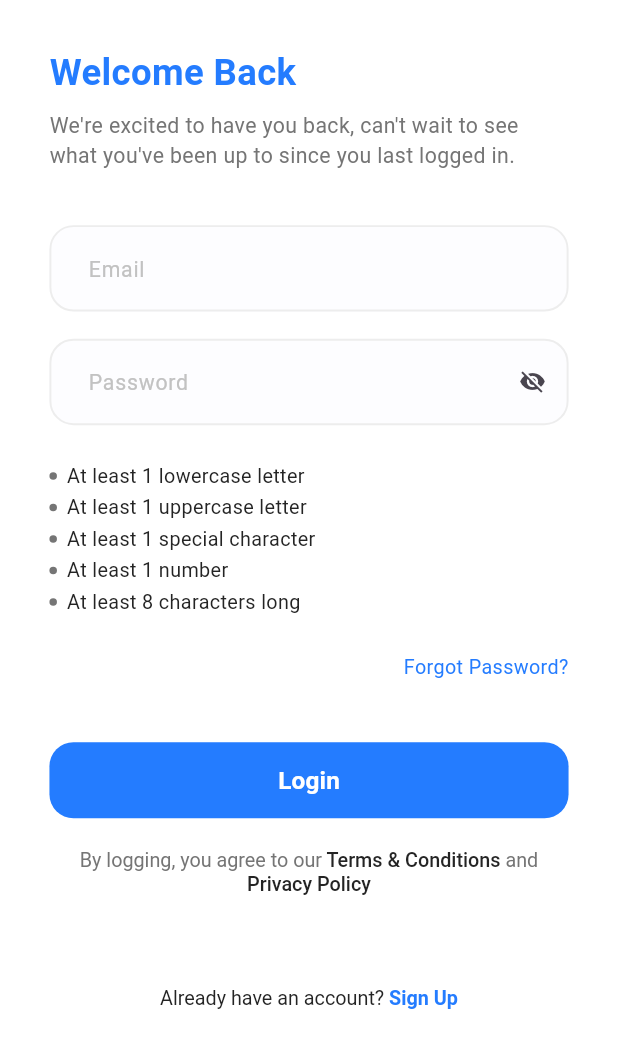
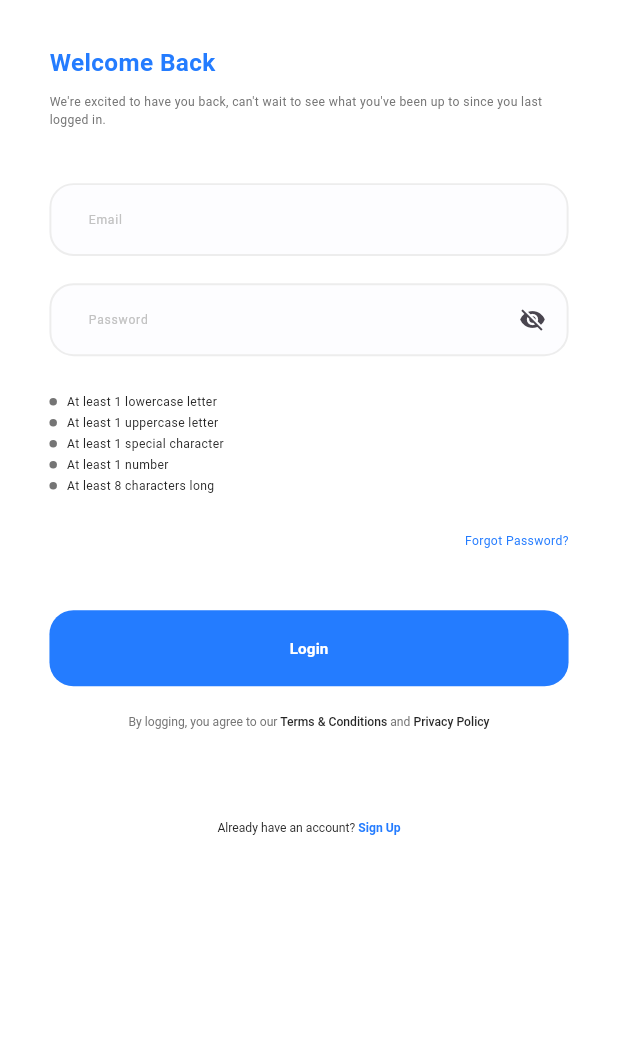
Before and after one commit to azabangy/healthcare, a Flutter app: the screen it shows after launch, after a tap on "Get Started", on a phone screen of 412 x 824 dp. Shown: the top 1048 px of the screen. Run offline on Flutter 3.47's test engine with Material 3 defaults, Android fonts, the phone set to English and light mode, and no system bars; our stand-ins replace dio, flutter_bloc, flutter_screenutil, flutter_svg, freezed_annotation, get_it and 2 more; generated files the repository leaves out were written again.

Commit message:
- change theme fonts

```diff
--- a/HealthcareApp/lib/core/theming/styles.dart
+++ b/HealthcareApp/lib/core/theming/styles.dart
@@ -5,90 +5,90 @@ import 'package:flutter_screenutil/flutter_screenutil.dart';
 
 class TextStyles {
   static TextStyle font24BlackBold = TextStyle(
-    fontSize: 24.sp,
+    fontSize: 16.sp,
     fontWeight: FontWeightHelper.bold,
     color: Colors.black,
   );
 
   static TextStyle font32BlueBold = TextStyle(
-    fontSize: 32.sp,
+    fontSize: 24.sp,
     fontWeight: FontWeightHelper.bold,
     color: ColorsManager.mainBlue,
   );
 
   static TextStyle font13BlueSemiBold = TextStyle(
-    fontSize: 13.sp,
+    fontSize: 8.sp,
     fontWeight: FontWeightHelper.semiBold,
     color: ColorsManager.mainBlue,
   );
 
   static TextStyle font13DarkBlueMedium = TextStyle(
-    fontSize: 13.sp,
+    fontSize: 8.sp,
     fontWeight: FontWeightHelper.medium,
     color: ColorsManager.darkBlue,
   );
 
   static TextStyle font13DarkBlueRegular = TextStyle(
-    fontSize: 13.sp,
+    fontSize: 8.sp,
     fontWeight: FontWeightHelper.regular,
     color: ColorsManager.darkBlue,
   );
 
   static TextStyle font24BlueBold = TextStyle(
-    fontSize: 24.sp,
+    fontSize: 16.sp,
     fontWeight: FontWeightHelper.bold,
     color: ColorsManager.mainBlue,
   );
 
   static TextStyle font16WhiteSemiBold = TextStyle(
-    fontSize: 16.sp,
+    fontSize: 10.sp,
     fontWeight: FontWeightHelper.semiBold,
     color: Colors.white,
   );
 
   static TextStyle font13GrayRegular = TextStyle(
-    fontSize: 13.sp,
+    fontSize: 8.sp,
     fontWeight: FontWeightHelper.regular,
     color: ColorsManager.gray,
   );
 
   static TextStyle font13BlueRegular = TextStyle(
-    fontSize: 13.sp,
+    fontSize: 8.sp,
     fontWeight: FontWeightHelper.regular,
     color: ColorsManager.mainBlue,
   );
 
   static TextStyle font14GrayRegular = TextStyle(
-    fontSize: 14.sp,
+    fontSize: 8.sp,
     fontWeight: FontWeightHelper.regular,
     color: ColorsManager.gray,
   );
 
   static TextStyle font14LightGrayRegular = TextStyle(
-    fontSize: 14.sp,
+    fontSize: 8.sp,
     fontWeight: FontWeightHelper.regular,
     color: ColorsManager.lightGray,
   );
 
   static TextStyle font14DarkBlueMedium = TextStyle(
-    fontSize: 14.sp,
+    fontSize: 8.sp,
     fontWeight: FontWeightHelper.medium,
     color: ColorsManager.darkBlue,
   );
   static TextStyle font16WhiteMedium = TextStyle(
-    fontSize: 16.sp,
+    fontSize: 10.sp,
     fontWeight: FontWeightHelper.medium,
     color: Colors.white,
   );
 
   static TextStyle font14BlueSemiBold = TextStyle(
-    fontSize: 14.sp,
+    fontSize: 8.sp,
     fontWeight: FontWeightHelper.semiBold,
     color: ColorsManager.mainBlue,
   );
 
   static TextStyle font15DarkBlueMedium = TextStyle(
-    fontSize: 15.sp,
+    fontSize: 9.sp,
     fontWeight: FontWeightHelper.medium,
     color: ColorsManager.darkBlue,
   );
```
